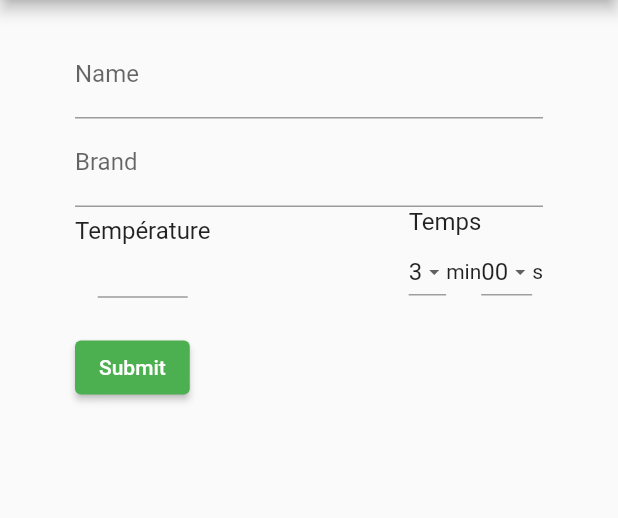
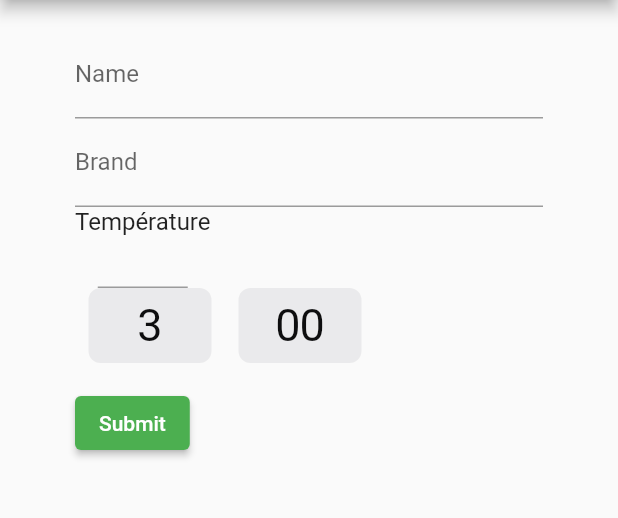
Before and after one commit to Bopzor/the_pret, a Flutter app: the screen it shows after launch, after a tap on the "add" icon, on a phone screen of 412 x 824 dp, the part 84-602 px from its top. Run offline on Flutter 3.47's test engine with Material 2 defaults, Android fonts, the phone set to English and light mode, and no system bars; our stand-ins replace audioplayers, shared_preferences.

Commit message:
wip: create minutes seconds picker

```diff
--- a/lib/AddScreen.dart
+++ b/lib/AddScreen.dart
@@ -1,6 +1,8 @@
 import 'package:flutter/material.dart';
 import 'package:flutter/services.dart';
 import 'package:the_pret_flutter/DropDownButton.dart';
+
+import 'package:flutter/cupertino.dart';
 
 class AddScreen extends StatefulWidget {
   AddScreen({Key key, this.title, this.saveTea}) : super(key: key);
@@ -17,8 +19,10 @@ class _AddScreenState extends State<AddScreen> {
   final _nameController = TextEditingController();
   final _brandController = TextEditingController();
   final _tempController = TextEditingController();
-  String _minutes = '3';
-  String _seconds = '00';
+  int _minutes = 3;
+  int _seconds = 0;
+  List<int> minutesOptions = [1, 2, 3, 4, 5, 6];
+  List<int> secondsOptions = [0, 15, 30, 45];
 
   void dispose() {
     _nameController.dispose();
@@ -57,10 +61,6 @@ class _AddScreenState extends State<AddScreen> {
                     labelText: 'Brand',
                   ),
                 ),
-                Row(
-                  mainAxisAlignment: MainAxisAlignment.spaceBetween,
-                  crossAxisAlignment: CrossAxisAlignment.center,
-                  children: [
                 Column(
                   children: [
                     Text('Température', style: TextStyle(fontSize: 16)),
@@ -78,40 +78,52 @@ class _AddScreenState extends State<AddScreen> {
                     ),
                   ],
                 ),
-                    Column(
-                      mainAxisAlignment: MainAxisAlignment.end,
-                      crossAxisAlignment: CrossAxisAlignment.start,
+
+                Row(
                   children: [
-                        Text('Temps', style: TextStyle(fontSize: 16)),
+                    Container(
+                      constraints: BoxConstraints(maxWidth: 100),
+                      child: CupertinoPicker(
+                        scrollController: FixedExtentScrollController(initialItem: 2),
+                        itemExtent: 50, //height of each item
+                        looping: true,
+                        onSelectedItemChanged: (int index) {
+                        },
+                        children: <Widget>[
+                          ...minutesOptions.map((options) {
+                            return (
                               Row(
-                          mainAxisAlignment: MainAxisAlignment.start,
-                          children: [
-                            DropDownButtonWidget(
-                              value: _minutes,
-                              options: ['0', '1', '2', '3', '4', '5'],
-                              onChange: (String value) {
-                                setState(() {
-                                  _minutes = value;
-                                });
+                                mainAxisAlignment: MainAxisAlignment.center,
+                                crossAxisAlignment: CrossAxisAlignment.center,
+                                children: [Text(options.toString(), style: TextStyle(fontSize: 30))],
+                              )
+                            );
+                        })],
+                      ),
+                    ),
+                    Container(
+                      constraints: BoxConstraints(maxWidth: 100),
+                      child: CupertinoPicker(
+                        scrollController: FixedExtentScrollController(initialItem: 0),
+                        itemExtent: 50, //height of each item
+                        looping: true,
+                        onSelectedItemChanged: (int index) {
                         },
+                        children: <Widget>[
+                          ...secondsOptions.map((options) {
+                            return (
+                              Row(
+                                mainAxisAlignment: MainAxisAlignment.center,
+                                crossAxisAlignment: CrossAxisAlignment.center,
+                                children: [Text(options.toString().padLeft(2, '0'), style: TextStyle(fontSize: 30))],
+                              )
+                            );
+                        })],
                       ),
-                            Text('min'),
-                            DropDownButtonWidget(
-                              value: _seconds,
-                              options: ['00', '30'],
-                              onChange: (String value) {
-                                setState(() {
-                                  _seconds = value;
-                                });
-                              },
-                            ),
-                            Text('s'),
-                          ],
                     ),
                   ],
                 ),
-                  ],
-                ),
+
                 Padding(
                   padding: const EdgeInsets.symmetric(vertical: 16.0),
                   child: ElevatedButton(
```
Lines whose indentation alone changed are shown as unchanged.
